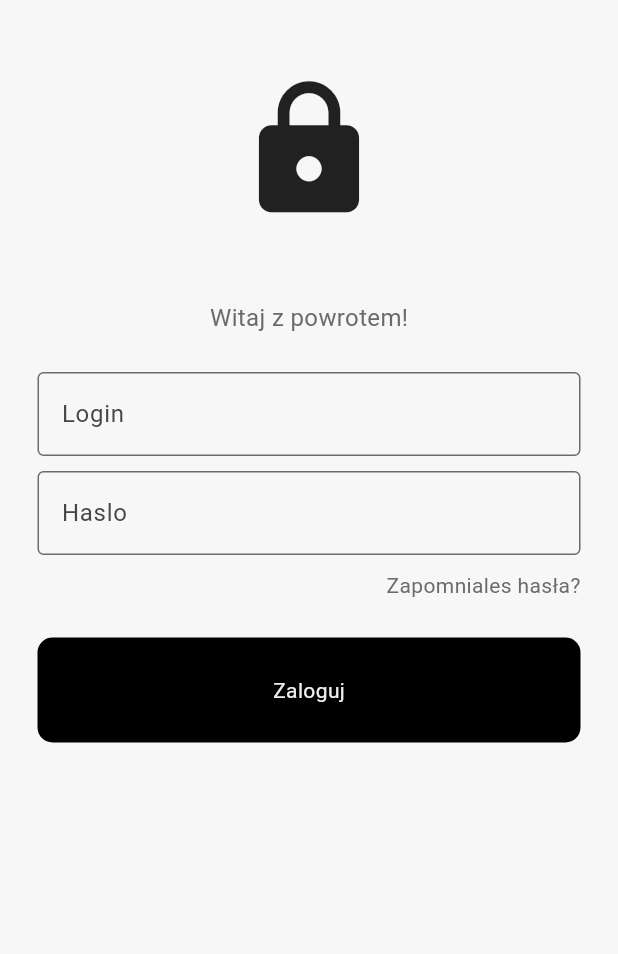
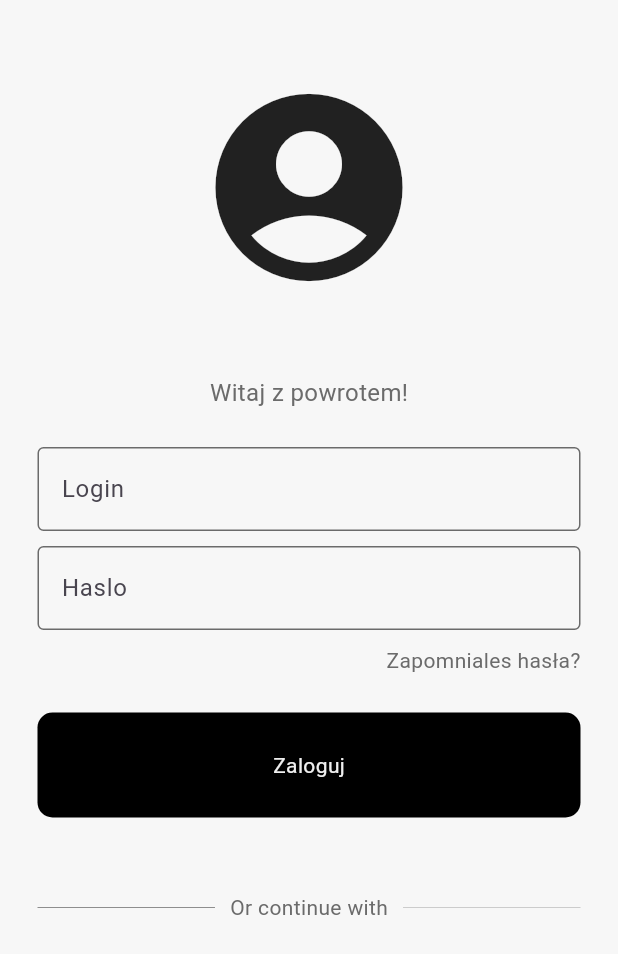
Before and after one commit to jarek420/IPZ, a Flutter app: the screen it shows after launch, on a phone screen of 412 x 824 dp. Shown: the top 954 px of the screen. Run offline on Flutter 3.47's test engine with Material 3 defaults, Android fonts, the phone set to English and light mode, and no system bars.

Commit message:
Finished for now

```diff
--- a/ipz_parkinghunter/lib/Pages/login_view.dart
+++ b/ipz_parkinghunter/lib/Pages/login_view.dart
@@ -10,6 +10,8 @@ class LoginPage extends StatelessWidget
   final usernameController = TextEditingController();
   final passwordController = TextEditingController();
 
+  // sign user in method
+  void SignUserIn() {}
   @override
   Widget build(BuildContext context)
   {
@@ -25,8 +27,8 @@ class LoginPage extends StatelessWidget
 
               // logo
                const Icon(
-                Icons.lock,
-                size: 100,
+                Icons.account_circle_sharp,
+                size: 150,
                ),
 
                const SizedBox(height: 50),
@@ -68,7 +70,38 @@ class LoginPage extends StatelessWidget
               ),
               SizedBox(height: 25),
 
-              LoginButton(),
+              LoginButton(
+                onTap: SignUserIn,
+              ),
+
+              const SizedBox(height: 50),
+
+              Padding(
+                padding: const EdgeInsets.symmetric(horizontal: 25.0),
+                child: Row(
+                  children: [
+                    Expanded(
+                      child: Divider(
+                        thickness: 0.5,
+                        color: Color.fromARGB(255, 107, 107, 107),
+                      ),
+                    ),
+                    Padding(
+                      padding: const EdgeInsets.symmetric(horizontal: 10.0),
+                      child: Text(
+                        'Or continue with',
+                        style: TextStyle(color: Color.fromARGB(255, 107, 107, 107)),
+                      ),
+                    ),
+                    Expanded(
+                      child: Divider(
+                        thickness: 0.5,
+                        color: Colors.grey[400],
+                      ),
+                    ),
+                  ],
+                ),
+              ),
             ],
             ),
         ),
--- a/ipz_parkinghunter/lib/components/login_button.dart
+++ b/ipz_parkinghunter/lib/components/login_button.dart
@@ -2,7 +2,9 @@ import 'package:flutter/material.dart';
 
 class LoginButton extends StatelessWidget
 {
-  const LoginButton({super.key});
+  final Function()? onTap;
+
+  const LoginButton({super.key, required this.onTap});
 
   @override
   Widget  build(BuildContext context)
```
